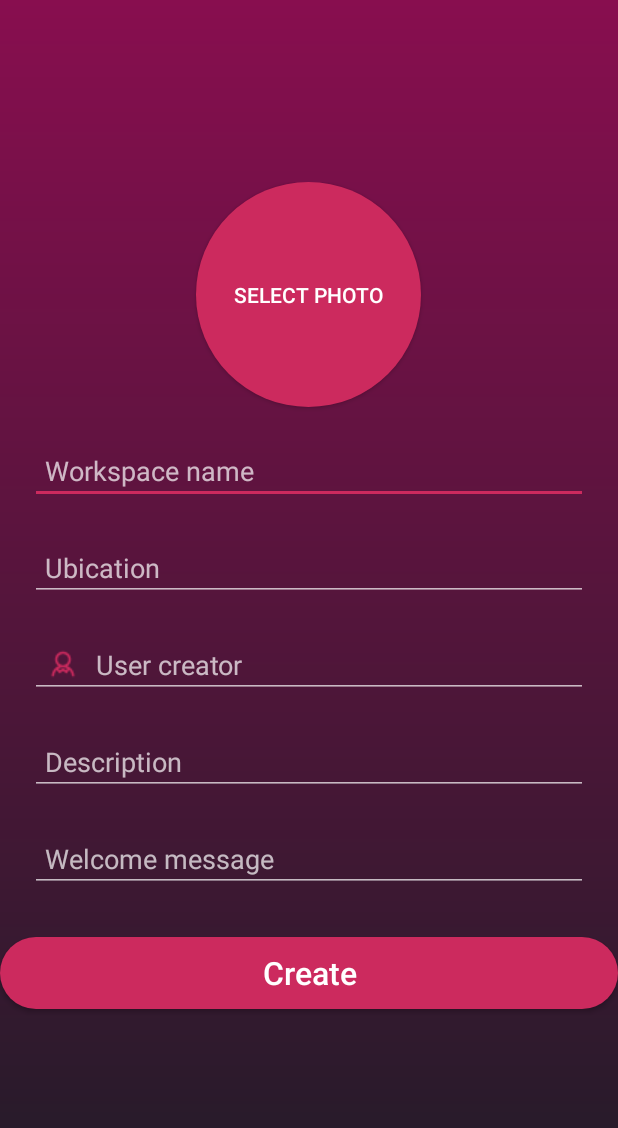
After one commit to taller-ii-grupo-2/android-client, an Android app: the WorkspaceCreationActivity screen opened directly, with no data from a screen before it, on a phone screen of 412 x 824 dp. The commit adds this screen. Shown: the top 1128 px of the screen. Run offline under Robolectric (Android 15) with nearby library versions, the phone set to English and light mode, and no system bars.

Commit message:
adding workspace creation activity

```diff
--- /dev/null
+++ b/HypeChatApp/app/src/main/java/com/fiuba/hypechat_app/activities/WorkspaceCreationActivity.kt
@@ -0,0 +1,18 @@
+package com.fiuba.hypechat_app.activities
+
+import android.support.v7.app.AppCompatActivity
+import android.os.Bundle
+import com.fiuba.hypechat_app.R
+import kotlinx.android.synthetic.main.activity_workspace_creation.*
+
+class WorkspaceCreationActivity : AppCompatActivity() {
+
+    override fun onCreate(savedInstanceState: Bundle?) {
+        super.onCreate(savedInstanceState)
+        setContentView(R.layout.activity_workspace_creation)
+
+        btnSelectphoto.setOnClickListener {
+
+        }
+    }
+}
--- /dev/null
+++ b/HypeChatApp/app/src/main/res/drawable/btn_selectphoto.xml
@@ -0,0 +1,9 @@
+<?xml version="1.0" encoding="utf-8"?>
+<shape xmlns:android="http://schemas.android.com/apk/res/android"
+       android:shape="rectangle"
+
+>
+    <solid android:color="@color/colorAccent"></solid>
+    <corners android:radius="75dp"/>
+
+</shape>
--- /dev/null
+++ b/HypeChatApp/app/src/main/res/drawable/general_background.xml
@@ -0,0 +1,9 @@
+<?xml version="1.0" encoding="utf-8"?>
+<shape xmlns:android="http://schemas.android.com/apk/res/android"
+       android:shape="rectangle">
+
+    <gradient android:startColor="@color/colorBackground"
+              android:endColor="@color/colorPrimaryDark"
+              android:angle="270"/>
+
+</shape>
--- /dev/null
+++ b/HypeChatApp/app/src/main/res/layout/activity_workspace_creation.xml
@@ -0,0 +1,75 @@
+<?xml version="1.0" encoding="utf-8"?>
+<RelativeLayout
+        xmlns:android="http://schemas.android.com/apk/res/android"
+        xmlns:tools="http://schemas.android.com/tools"
+        xmlns:app="http://schemas.android.com/apk/res-auto"
+        android:layout_width="match_parent"
+        android:layout_height="match_parent"
+        tools:context=".activities.WorkspaceCreationActivity"
+        android:background="@drawable/general_background">
+
+    <LinearLayout
+            android:layout_width="match_parent"
+            android:layout_height="wrap_content"
+            android:orientation="vertical"
+            android:layout_centerVertical="true">
+
+        <Button android:layout_width="150dp" android:layout_height="150dp"
+                android:layout_gravity="center_horizontal"
+                android:text="Select photo"
+                android:background="@drawable/btn_selectphoto" android:id="@+id/btnSelectphoto"/>
+
+        <EditText
+                android:layout_marginStart="20dp"
+                android:layout_marginEnd="20dp"
+                android:layout_marginTop="20dp"
+                android:hint="Workspace name"
+                android:drawablePadding="10dp"
+                android:layout_width="match_parent" android:layout_height="wrap_content"
+                android:padding="10dp" android:id="@+id/etName"/>
+        <EditText
+                android:layout_marginStart="20dp"
+                android:layout_marginEnd="20dp"
+                android:layout_marginTop="20dp"
+                android:hint="Ubication"
+                android:drawablePadding="10dp"
+                android:layout_width="match_parent" android:layout_height="wrap_content"
+                android:padding="10dp" android:id="@+id/etUbication"/>
+        <EditText
+                android:layout_marginStart="20dp"
+                android:layout_marginEnd="20dp"
+                android:layout_marginTop="20dp"
+                android:drawableStart="@drawable/ic_user"
+                android:hint="User creator"
+                android:drawablePadding="10dp"
+                android:layout_width="match_parent" android:layout_height="wrap_content"
+                android:padding="10dp" android:id="@+id/etUserCreator"/>
+        <EditText
+                android:layout_marginStart="20dp"
+                android:layout_marginEnd="20dp"
+                android:layout_marginTop="20dp"
+                android:hint="Description"
+                android:drawablePadding="10dp"
+                android:layout_width="match_parent" android:layout_height="wrap_content"
+                android:padding="10dp" android:id="@+id/etDescription"/>
+        <EditText
+                android:layout_marginStart="20dp"
+                android:layout_marginEnd="20dp"
+                android:layout_marginTop="20dp"
+                android:hint="Welcome message"
+                android:drawablePadding="10dp"
+                android:layout_width="match_parent" android:layout_height="wrap_content"
+                android:padding="10dp" android:id="@+id/etWelcome"/>
+
+        <Button
+                android:layout_width="match_parent"
+                android:layout_height="wrap_content"
+                android:background="@drawable/btn_signin"
+                android:text="Create"
+                android:textAllCaps="false"
+                android:textSize="21sp"
+                android:layout_marginTop="30dp"
+                android:layout_marginBottom="30dp" android:id="@+id/btnCreateWorkgroup"/>
+
+    </LinearLayout>
+</RelativeLayout>
--- a/HypeChatApp/app/src/main/res/values/colors.xml
+++ b/HypeChatApp/app/src/main/res/values/colors.xml
@@ -3,4 +3,6 @@
     <color name="colorPrimary">#FFFFFF</color>
     <color name="colorPrimaryDark">#1F1C27</color>
     <color name="colorAccent">#CC2A5E</color>
+    <color name="colorBackground">#880E4F</color>
+
 </resources>
--- a/HypeChatApp/app/src/main/res/values/strings.xml
+++ b/HypeChatApp/app/src/main/res/values/strings.xml
@@ -11,10 +11,11 @@
     <string name="error_incorrect_password">This password is incorrect</string>
     <string name="error_field_required">This field is required</string>
     <string name="permission_rationale">"Contacts permissions are needed for providing email completions."</string>
-    <string name="facebook_app_id">424646414962509</string>    <string name="fb_login_protocol_scheme">fb424646414962509</string>
+    <string name="facebook_app_id">424646414962509</string>
+    <string name="fb_login_protocol_scheme">fb424646414962509</string>
 
 
-    <string name="title_activity_nav_drawer"> </string>
+    <string name="title_activity_nav_drawer"></string>
     <string name="navigation_drawer_open">Open navigation drawer</string>
     <string name="navigation_drawer_close">Close navigation drawer</string>
     <string name="nav_header_title">HypeChat</string>
--- a/HypeChatApp/app/src/main/res/values/styles.xml
+++ b/HypeChatApp/app/src/main/res/values/styles.xml
@@ -18,6 +18,15 @@
         <item name="windowActionBar">false</item>
         <item name="windowNoTitle">true</item>
     </style>
+
+    <style name="Worskpace" parent="Theme.AppCompat.Light.DarkActionBar">
+        <!-- Customize your theme here. -->
+        <item name="colorPrimary">@color/colorPrimaryDark</item>
+        <item name="colorPrimaryDark">@color/colorPrimaryDark</item>
+        <item name="colorAccent">@color/colorAccent</item>
+
+    </style>
+
     <style name="AppTheme.AppBarOverlay" parent="ThemeOverlay.AppCompat.Dark.ActionBar"/>
     <style name="AppTheme.PopupOverlay" parent="ThemeOverlay.AppCompat.Light"/>
 
```
Also changed, not shown: HypeChatApp/app/src/main/AndroidManifest.xml (+13 -7 lines), HypeChatApp/app/src/main/java/com/fiuba/hypechat_app/activities/SignInActivity.kt (+5 -15 lines), HypeChatApp/app/src/main/java/com/fiuba/hypechat_app/activities/WorkspaceActivity.kt (+39 -0 lines), HypeChatApp/app/src/main/res/layout/activity_workspace.xml (+4 -3 lines), HypeChatApp/app/src/main/res/menu/nav_menu.xml (added, +14 -0 lines).
